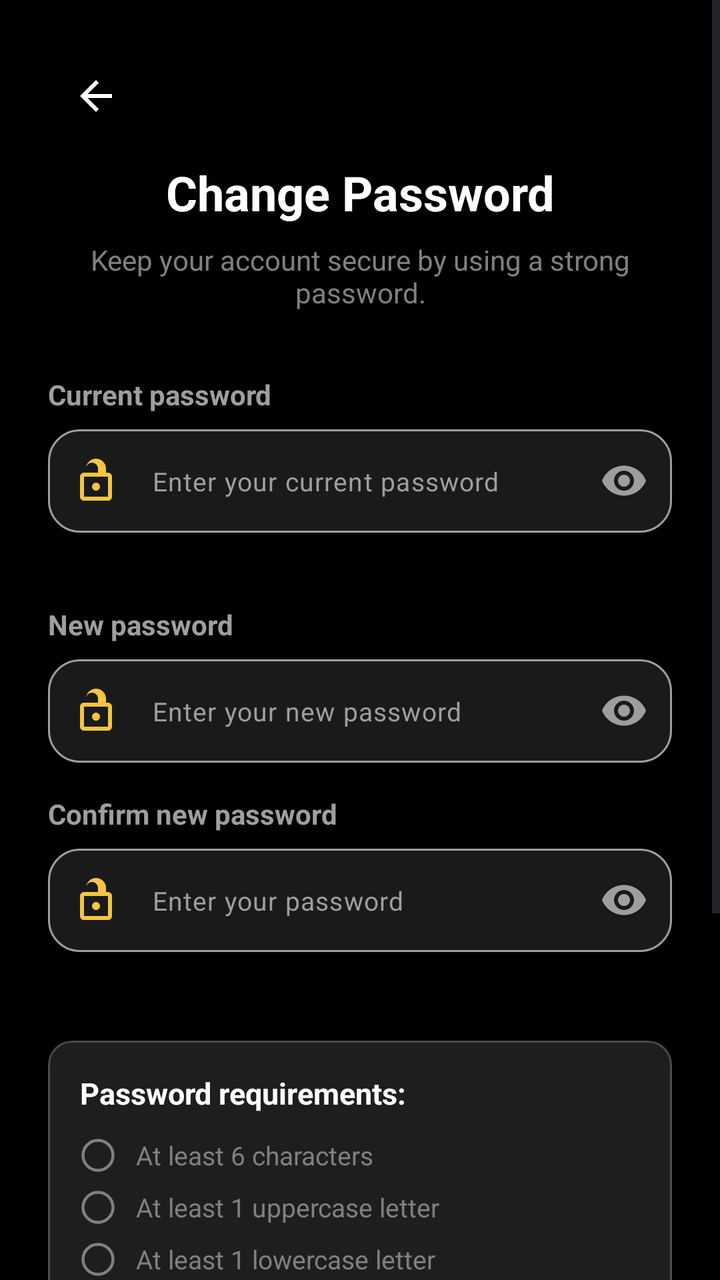
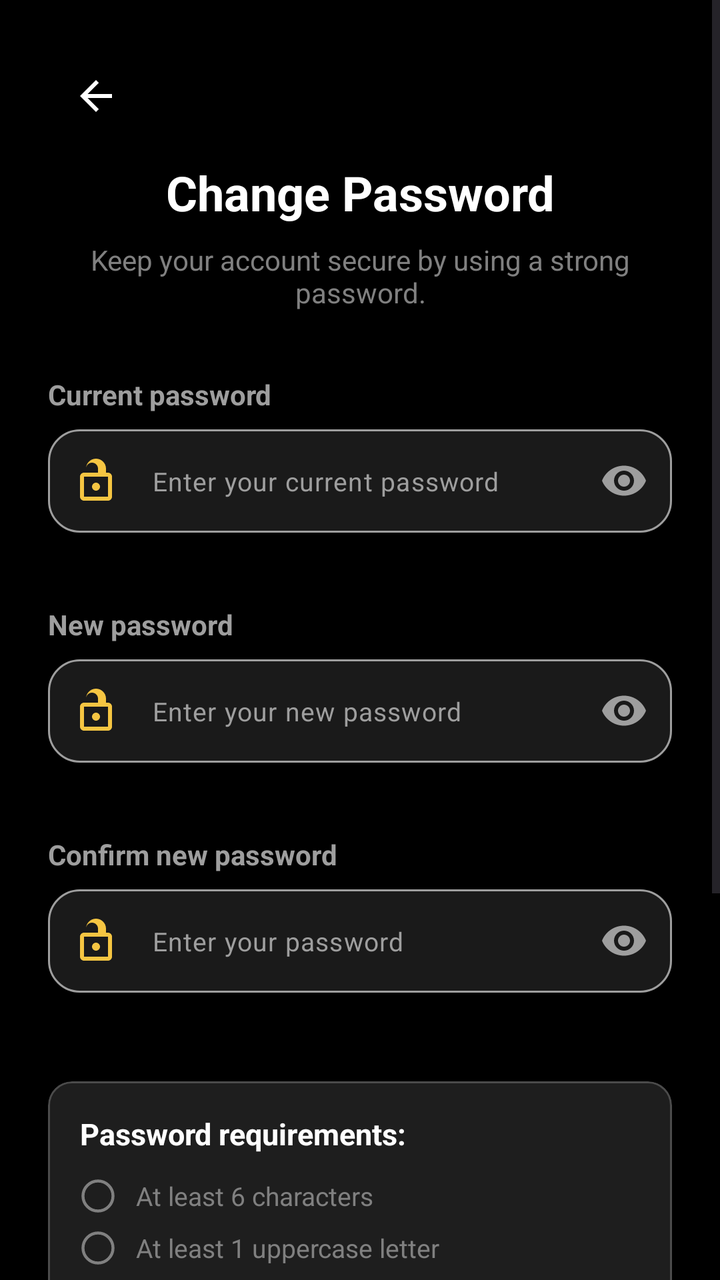

Compare the two renders of this Android layout. The source of the first and the diff that turns it into the second are given below.
<!-- AndroidManifest.xml: activity theme Theme.Moviebookingapp -->
<!-- res/layout/activity_change_password.xml -->
<?xml version="1.0" encoding="utf-8"?>
<ScrollView xmlns:android="http://schemas.android.com/apk/res/android"
    xmlns:app="http://schemas.android.com/apk/res-auto"
    xmlns:tools="http://schemas.android.com/tools"
    android:layout_width="match_parent"
    android:layout_height="match_parent"
    android:fillViewport="true"
    android:background="#000000">

    <androidx.constraintlayout.widget.ConstraintLayout
        android:layout_width="match_parent"
        android:layout_height="wrap_content"
        android:padding="24dp">

        
        <ImageButton
            android:id="@+id/btnBack"
            android:layout_width="48dp"
            android:layout_height="48dp"
            android:background="?attr/selectableItemBackgroundBorderless"
            android:contentDescription="Back"
            android:src="@drawable/ic_back"
            app:tint="#FFFFFF"
            app:layout_constraintTop_toTopOf="parent"
            app:layout_constraintStart_toStartOf="parent" />

        
        <TextView
            android:id="@+id/tvTitle"
            android:layout_width="wrap_content"
            android:layout_height="wrap_content"
            android:text="Change Password"
            android:textColor="#FFFFFF"
            android:textSize="24sp"
            android:textStyle="bold"
            android:layout_marginTop="8dp"
            app:layout_constraintTop_toBottomOf="@id/btnBack"
            app:layout_constraintStart_toStartOf="parent"
            app:layout_constraintEnd_toEndOf="parent" />

        
        <TextView
            android:id="@+id/tvSubtitle"
            android:layout_width="0dp"
            android:layout_height="wrap_content"
            android:text="Keep your account secure by using a strong password."
            android:textColor="#808080"
            android:textSize="14sp"
            android:gravity="center"
            android:layout_marginTop="8dp"
            app:layout_constraintTop_toBottomOf="@id/tvTitle"
            app:layout_constraintStart_toStartOf="parent"
            app:layout_constraintEnd_toEndOf="parent" />

        
        <TextView
            android:id="@+id/tvCurrentPasswordLabel"
            android:layout_width="wrap_content"
            android:layout_height="wrap_content"
            android:text="Current password"
            android:textColor="#9E9E9E"
            android:textSize="14sp"
            android:textStyle="bold"
            android:layout_marginTop="32dp"
            app:layout_constraintTop_toBottomOf="@id/tvSubtitle"
            app:layout_constraintStart_toStartOf="parent" />

        
        <com.google.android.material.textfield.TextInputLayout
            android:id="@+id/tilCurrentPassword"
            style="@style/Widget.Material3.TextInputLayout.OutlinedBox"
            android:layout_width="0dp"
            android:layout_height="wrap_content"
            android:layout_marginTop="8dp"
            android:elevation="2dp"
            app:boxBackgroundColor="#1A1A1A"
            app:boxStrokeColor="@color/change_password_input_stroke"
            app:boxStrokeErrorColor="#E53935"
            app:boxStrokeWidth="1dp"
            app:boxStrokeWidthFocused="2dp"
            app:boxCornerRadiusTopStart="16dp"
            app:boxCornerRadiusTopEnd="16dp"
            app:boxCornerRadiusBottomStart="16dp"
            app:boxCornerRadiusBottomEnd="16dp"
            app:boxBackgroundMode="outline"
            app:hintEnabled="false"
            app:endIconMode="password_toggle"
            app:endIconTint="@color/change_password_end_icon_tint"
            app:startIconDrawable="@drawable/ic_lock"
            app:startIconTint="#F5C542"
            app:errorEnabled="true"
            app:errorTextColor="#E53935"
            app:layout_constraintTop_toBottomOf="@id/tvCurrentPasswordLabel"
            app:layout_constraintStart_toStartOf="parent"
            app:layout_constraintEnd_toEndOf="parent">

            <com.google.android.material.textfield.TextInputEditText
                android:id="@+id/edtCurrentPassword"
                android:layout_width="match_parent"
                android:layout_height="wrap_content"
                android:hint="Enter your current password"
                android:textColorHint="#9E9E9E"
                android:textColor="#FFFFFF"
                android:inputType="textPassword"
                android:textSize="13sp"
                android:maxLines="1" />
        </com.google.android.material.textfield.TextInputLayout>

        
        <TextView
            android:id="@+id/tvNewPasswordLabel"
            android:layout_width="wrap_content"
            android:layout_height="wrap_content"
            android:text="New password"
            android:textColor="#9E9E9E"
            android:textSize="14sp"
            android:textStyle="bold"
            android:layout_marginTop="16dp"
            app:layout_constraintTop_toBottomOf="@id/tilCurrentPassword"
            app:layout_constraintStart_toStartOf="parent" />

        
        <com.google.android.material.textfield.TextInputLayout
            android:id="@+id/tilNewPassword"
            style="@style/Widget.Material3.TextInputLayout.OutlinedBox"
            android:layout_width="0dp"
            android:layout_height="wrap_content"
            android:layout_marginTop="8dp"
            android:elevation="2dp"
            app:boxBackgroundColor="#1A1A1A"
            app:boxStrokeColor="@color/change_password_input_stroke"
            app:boxStrokeErrorColor="#E53935"
            app:boxStrokeWidth="1dp"
            app:boxStrokeWidthFocused="2dp"
            app:boxCornerRadiusTopStart="16dp"
            app:boxCornerRadiusTopEnd="16dp"
            app:boxCornerRadiusBottomStart="16dp"
            app:boxCornerRadiusBottomEnd="16dp"
            app:boxBackgroundMode="outline"
            app:hintEnabled="false"
            app:endIconMode="password_toggle"
            app:endIconTint="@color/change_password_end_icon_tint"
            app:startIconDrawable="@drawable/ic_lock"
            app:startIconTint="#F5C542"
            app:errorEnabled="false"
            app:layout_constraintTop_toBottomOf="@id/tvNewPasswordLabel"
            app:layout_constraintStart_toStartOf="parent"
            app:layout_constraintEnd_toEndOf="parent">

            <com.google.android.material.textfield.TextInputEditText
                android:id="@+id/edtNewPassword"
                android:layout_width="match_parent"
                android:layout_height="wrap_content"
                android:hint="Enter your new password"
                android:textColorHint="#9E9E9E"
                android:textColor="#FFFFFF"
                android:inputType="textPassword"
                android:textSize="13sp"
                android:maxLines="1" />
        </com.google.android.material.textfield.TextInputLayout>

        
        <TextView
            android:id="@+id/tvConfirmPasswordLabel"
            android:layout_width="wrap_content"
            android:layout_height="wrap_content"
            android:text="Confirm new password"
            android:textColor="#9E9E9E"
            android:textSize="14sp"
            android:textStyle="bold"
            android:layout_marginTop="16dp"
            app:layout_constraintTop_toBottomOf="@id/tilNewPassword"
            app:layout_constraintStart_toStartOf="parent" />

        
        <com.google.android.material.textfield.TextInputLayout
            android:id="@+id/tilConfirmPassword"
            style="@style/Widget.Material3.TextInputLayout.OutlinedBox"
            android:layout_width="0dp"
            android:layout_height="wrap_content"
            android:layout_marginTop="8dp"
            android:elevation="2dp"
            app:boxBackgroundColor="#1A1A1A"
            app:boxStrokeColor="@color/change_password_input_stroke"
            app:boxStrokeErrorColor="#E53935"
            app:boxStrokeWidth="1dp"
            app:boxStrokeWidthFocused="2dp"
            app:boxCornerRadiusTopStart="16dp"
            app:boxCornerRadiusTopEnd="16dp"
            app:boxCornerRadiusBottomStart="16dp"
            app:boxCornerRadiusBottomEnd="16dp"
            app:boxBackgroundMode="outline"
            app:hintEnabled="false"
            app:endIconMode="password_toggle"
            app:endIconTint="@color/change_password_end_icon_tint"
            app:startIconDrawable="@drawable/ic_lock"
            app:startIconTint="#F5C542"
            app:errorEnabled="true"
            app:errorTextColor="#E53935"
            app:layout_constraintTop_toBottomOf="@id/tvConfirmPasswordLabel"
            app:layout_constraintStart_toStartOf="parent"
            app:layout_constraintEnd_toEndOf="parent">

            <com.google.android.material.textfield.TextInputEditText
                android:id="@+id/edtConfirmPassword"
                android:layout_width="match_parent"
                android:layout_height="wrap_content"
                android:hint="Enter your password"
                android:textColorHint="#9E9E9E"
                android:textColor="#FFFFFF"
                android:inputType="textPassword"
                android:textSize="13sp"
                android:maxLines="1" />
        </com.google.android.material.textfield.TextInputLayout>

        
        <com.google.android.material.card.MaterialCardView
            android:id="@+id/cardRequirements"
            android:layout_width="0dp"
            android:layout_height="wrap_content"
            android:layout_marginTop="24dp"
            app:cardBackgroundColor="#1E1E1E"
            app:cardCornerRadius="12dp"
            app:strokeWidth="1dp"
            app:strokeColor="#33FFFFFF"
            app:layout_constraintTop_toBottomOf="@id/tilConfirmPassword"
            app:layout_constraintStart_toStartOf="parent"
            app:layout_constraintEnd_toEndOf="parent">

            <LinearLayout
                android:layout_width="match_parent"
                android:layout_height="wrap_content"
                android:orientation="vertical"
                android:padding="16dp">

                <TextView
                    android:layout_width="wrap_content"
                    android:layout_height="wrap_content"
                    android:text="Password requirements:"
                    android:textColor="#FFFFFF"
                    android:textSize="15sp"
                    android:textStyle="bold"
                    android:layout_marginBottom="12dp" />

                
                <LinearLayout
                    android:layout_width="match_parent"
                    android:layout_height="wrap_content"
                    android:orientation="horizontal"
                    android:gravity="center_vertical"
                    android:layout_marginBottom="8dp">

                    <ImageView
                        android:id="@+id/ivReqLength"
                        android:layout_width="18dp"
                        android:layout_height="18dp"
                        android:src="@drawable/ic_circle_gray" />

                    <TextView
                        android:id="@+id/tvReqLength"
                        android:layout_width="wrap_content"
                        android:layout_height="wrap_content"
                        android:text="At least 6 characters"
                        android:textColor="#808080"
                        android:textSize="13sp"
                        android:layout_marginStart="10dp" />
                </LinearLayout>

                
                <LinearLayout
                    android:layout_width="match_parent"
                    android:layout_height="wrap_content"
                    android:orientation="horizontal"
                    android:gravity="center_vertical"
                    android:layout_marginBottom="8dp">

                    <ImageView
                        android:id="@+id/ivReqUppercase"
                        android:layout_width="18dp"
                        android:layout_height="18dp"
                        android:src="@drawable/ic_circle_gray" />

                    <TextView
                        android:id="@+id/tvReqUppercase"
                        android:layout_width="wrap_content"
                        android:layout_height="wrap_content"
                        android:text="At least 1 uppercase letter"
                        android:textColor="#808080"
                        android:textSize="13sp"
                        android:layout_marginStart="10dp" />
                </LinearLayout>

                
                <LinearLayout
                    android:layout_width="match_parent"
                    android:layout_height="wrap_content"
                    android:orientation="horizontal"
                    android:gravity="center_vertical"
                    android:layout_marginBottom="8dp">

                    <ImageView
                        android:id="@+id/ivReqLowercase"
                        android:layout_width="18dp"
                        android:layout_height="18dp"
                        android:src="@drawable/ic_circle_gray" />

                    <TextView
                        android:id="@+id/tvReqLowercase"
                        android:layout_width="wrap_content"
                        android:layout_height="wrap_content"
                        android:text="At least 1 lowercase letter"
                        android:textColor="#808080"
                        android:textSize="13sp"
                        android:layout_marginStart="10dp" />
                </LinearLayout>

                
                <LinearLayout
                    android:layout_width="match_parent"
                    android:layout_height="wrap_content"
                    android:orientation="horizontal"
                    android:gravity="center_vertical"
                    android:layout_marginBottom="8dp">

                    <ImageView
                        android:id="@+id/ivReqNumber"
                        android:layout_width="18dp"
                        android:layout_height="18dp"
                        android:src="@drawable/ic_circle_gray" />

                    <TextView
                        android:id="@+id/tvReqNumber"
                        android:layout_width="wrap_content"
                        android:layout_height="wrap_content"
                        android:text="At least 1 number"
                        android:textColor="#808080"
                        android:textSize="13sp"
                        android:layout_marginStart="10dp" />
                </LinearLayout>

                
                <LinearLayout
                    android:layout_width="match_parent"
                    android:layout_height="wrap_content"
                    android:orientation="horizontal"
                    android:gravity="center_vertical">

                    <ImageView
                        android:id="@+id/ivReqSpecial"
                        android:layout_width="18dp"
                        android:layout_height="18dp"
                        android:src="@drawable/ic_circle_gray" />

                    <TextView
                        android:id="@+id/tvReqSpecial"
                        android:layout_width="wrap_content"
                        android:layout_height="wrap_content"
                        android:text="At least 1 special character"
                        android:textColor="#808080"
                        android:textSize="13sp"
                        android:layout_marginStart="10dp" />
                </LinearLayout>

            </LinearLayout>
        </com.google.android.material.card.MaterialCardView>

        
        <FrameLayout
            android:id="@+id/layoutBtnUpdate"
            android:layout_width="0dp"
            android:layout_height="wrap_content"
            android:layout_marginTop="32dp"
            app:layout_constraintTop_toBottomOf="@id/cardRequirements"
            app:layout_constraintStart_toStartOf="parent"
            app:layout_constraintEnd_toEndOf="parent">

            <com.google.android.material.button.MaterialButton
                android:id="@+id/btnUpdatePassword"
                android:layout_width="match_parent"
                android:layout_height="56dp"
                android:text="Update password"
                android:textColor="#000000"
                app:backgroundTint="#F5C542"
                android:textStyle="bold"
                android:textSize="16sp"
                app:cornerRadius="28dp"
                android:enabled="false" />

            <com.google.android.material.progressindicator.CircularProgressIndicator
                android:id="@+id/progressLoading"
                android:layout_width="24dp"
                android:layout_height="24dp"
                android:layout_gravity="center"
                android:visibility="gone"
                app:indicatorColor="#000000"
                app:trackThickness="2.5dp" />
        </FrameLayout>

        
        <LinearLayout
            android:id="@+id/layoutWarning"
            android:layout_width="0dp"
            android:layout_height="wrap_content"
            android:orientation="horizontal"
            android:gravity="center_vertical"
            android:layout_marginTop="32dp"
            android:layout_marginBottom="16dp"
            app:layout_constraintTop_toBottomOf="@id/layoutBtnUpdate"
            app:layout_constraintBottom_toBottomOf="parent"
            app:layout_constraintStart_toStartOf="parent"
            app:layout_constraintEnd_toEndOf="parent">

            <ImageView
                android:layout_width="20dp"
                android:layout_height="20dp"
                android:src="@drawable/ic_check_circle_gold"
                app:tint="#F5C542" />

            <TextView
                android:layout_width="match_parent"
                android:layout_height="wrap_content"
                android:text="For your security, avoid using easy-to-guess password like your birthday or name"
                android:textColor="#808080"
                android:textSize="12sp"
                android:layout_marginStart="8dp" />
        </LinearLayout>

    </androidx.constraintlayout.widget.ConstraintLayout>
</ScrollView>
<!-- resources referenced by this layout -->
<resources>
  <!-- drawable ic_back (drawable) -->
  <vector xmlns:android="http://schemas.android.com/apk/res/android"
      android:width="24dp"
      android:height="24dp"
      android:viewportWidth="24.0"
      android:viewportHeight="24.0">
      <path
          android:fillColor="#FFFFFFFF"
          android:pathData="M20,11H7.83l5.59,-5.59L12,4l-8,8 8,8 1.41,-1.41L7.83,13H20v-2z"/>
  </vector>
  <!-- drawable ic_check_circle_gold (drawable) -->
  <vector xmlns:android="http://schemas.android.com/apk/res/android"
      android:width="64dp"
      android:height="64dp"
      android:viewportWidth="24"
      android:viewportHeight="24">
      <path
          android:fillColor="#F5C542"
          android:pathData="M12,2C6.48,2 2,6.48 2,12s4.48,10 10,10 10,-4.48 10,-10S17.52,2 12,2zM10,17l-5,-5 1.41,-1.41L10,14.17l7.59,-7.59L19,8l-9,9z"/>
  </vector>
  <!-- drawable ic_circle_gray (drawable) -->
  <vector xmlns:android="http://schemas.android.com/apk/res/android"
      android:width="24dp"
      android:height="24dp"
      android:viewportWidth="24"
      android:viewportHeight="24">
      
      <path
          android:fillColor="#00000000"
          android:strokeColor="#808080"
          android:strokeWidth="2"
          android:pathData="M12,2C6.48,2 2,6.48 2,12s4.48,10 10,10 10,-4.48 10,-10S17.52,2 12,2z"/>
  </vector>
  <!-- drawable ic_lock (drawable) -->
  <vector xmlns:android="http://schemas.android.com/apk/res/android"
      android:width="24dp"
      android:height="24dp"
      android:viewportWidth="24.0"
      android:viewportHeight="24.0">
      
      <path
          android:fillColor="#FFFFFFFF"
          android:pathData="M18,8h-1V6c0,-2.76 -2.24,-5 -5,-5S7,3.24 7,6v2H6c-1.1,0 -2,0.9 -2,2v10c0,1.1 0.9,2 2,2h12c1.1,0 2,-0.9 2,-2V10c0,-1.1 -0.9,-2 -2,-2zm-11,-2c0,-1.66 1.34,-3 3,-3s3,1.34 3,3v2H7V6zm11,14H6V10h12v10zm-6,-3c1.1,0 2,-0.9 2,-2s-0.9,-2 -2,-2 -2,0.9 -2,2 0.9,2 2,2z"/>
  </vector>
  <style name="Theme.Moviebookingapp" parent="Base.Theme.Moviebookingapp" />
  <style name="Base.Theme.Moviebookingapp" parent="Theme.Material3.DayNight.NoActionBar">
          <item name="colorPrimary">@color/yellow</item>
          <item name="android:windowBackground">@color/background_black</item>
          <item name="android:statusBarColor">@color/background_black</item>
      </style>
  <color name="yellow">#FFC107</color>
  <color name="background_black">#FF000000</color>
</resources>

<!-- the commit's change to res/layout/activity_change_password.xml (unified diff, before → after) -->
@@ -142,7 +142,8 @@
             app:endIconTint="@color/change_password_end_icon_tint"
             app:startIconDrawable="@drawable/ic_lock"
             app:startIconTint="#F5C542"
-            app:errorEnabled="false"
+            app:errorEnabled="true"
+            app:errorTextColor="#E53935"
             app:layout_constraintTop_toBottomOf="@id/tvNewPasswordLabel"
             app:layout_constraintStart_toStartOf="parent"
             app:layout_constraintEnd_toEndOf="parent">
